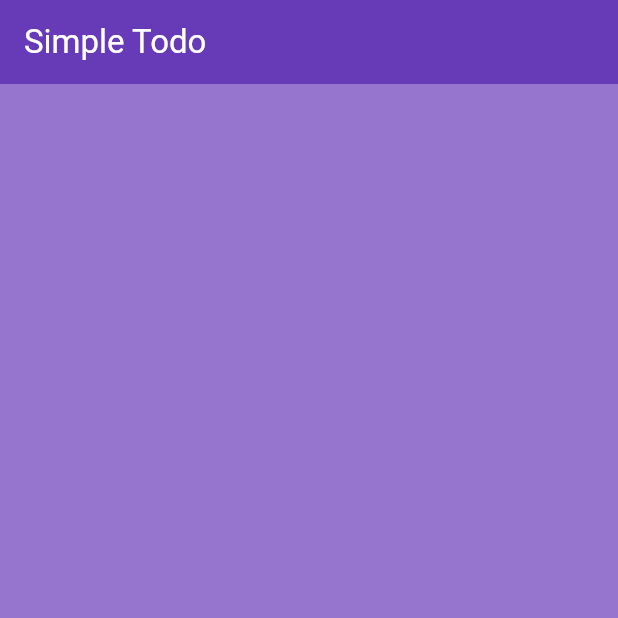
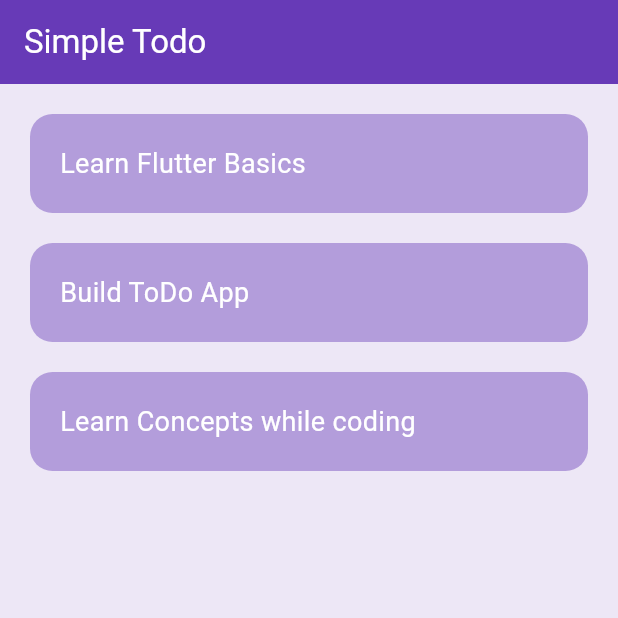
Before and after one commit to vardhanlali/TodoApp, a Flutter app: the screen it shows after launch, on a phone screen of 412 x 824 dp, the top half of it. Run offline on Flutter 3.47's test engine with Material 3 defaults, Android fonts, the phone set to English and light mode, and no system bars.

Commit message:
Implemented ToDo items with rounded corners and scrollable ListView

```diff
--- a/lib/pages/home_page.dart
+++ b/lib/pages/home_page.dart
@@ -1,19 +1,33 @@
+import 'package:appss/utils/todo_list.dart';
 import 'package:flutter/material.dart';
 
 class HomePage extends StatelessWidget {
-  const HomePage({super.key});
+  HomePage({super.key});
+
+  List toDoList = [
+    ['Learn Flutter Basics', false],
+    ['Build ToDo App', false],
+    ['Learn Concepts while coding', false],
+
+  ];
 
   @override
-  Widget build(BuildContext context){
+  Widget build(BuildContext context) {
     return Scaffold(
-      backgroundColor: Colors.deepPurple.shade300,
-      appBar: AppBar(title: Text(
-          'Simple Todo',
-      ),
+      backgroundColor: Colors.deepPurple.shade50,
+      appBar: AppBar(
+        title: const Text('Simple Todo'),
         backgroundColor: Colors.deepPurple,
         foregroundColor: Colors.white,
       ),
-
+      body: ListView.builder(
+        itemCount: toDoList.length,
+        itemBuilder: (BuildContext context, index) {
+          return TodoList(
+            taskName: toDoList[index][0], // Passing the task name
+          );
+        },
+      ),
     );
   }
 }
--- /dev/null
+++ b/lib/utils/todo_list.dart
@@ -0,0 +1,33 @@
+import 'package:flutter/material.dart';
+
+class TodoList extends StatelessWidget {
+  const TodoList({super.key, required this.taskName});
+
+  final String taskName; // Receives the task name
+
+  @override
+  Widget build(BuildContext context) {
+    return Padding(
+      padding: const EdgeInsets.only(
+        top: 20,
+        left: 20,
+        right: 20,
+        bottom: 0,
+      ),
+      child: Container(
+        padding: const EdgeInsets.all(20),
+        decoration: BoxDecoration(
+          color: Colors.deepPurple.shade200,
+          borderRadius: BorderRadius.circular(15), // Border radius applied here
+        ),
+        child: Text(
+          taskName, // Using the passed task name
+          style: const TextStyle(
+            color: Colors.white,
+            fontSize: 18,
+          ),
+        ),
+      ),
+    );
+  }
+}
```
